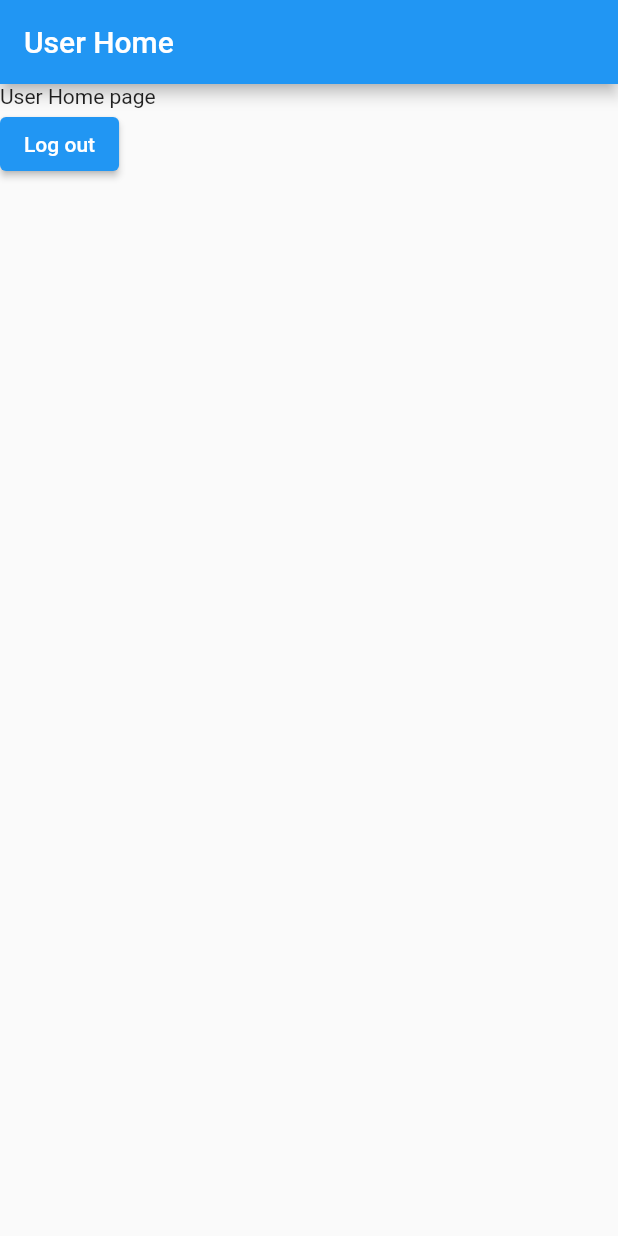
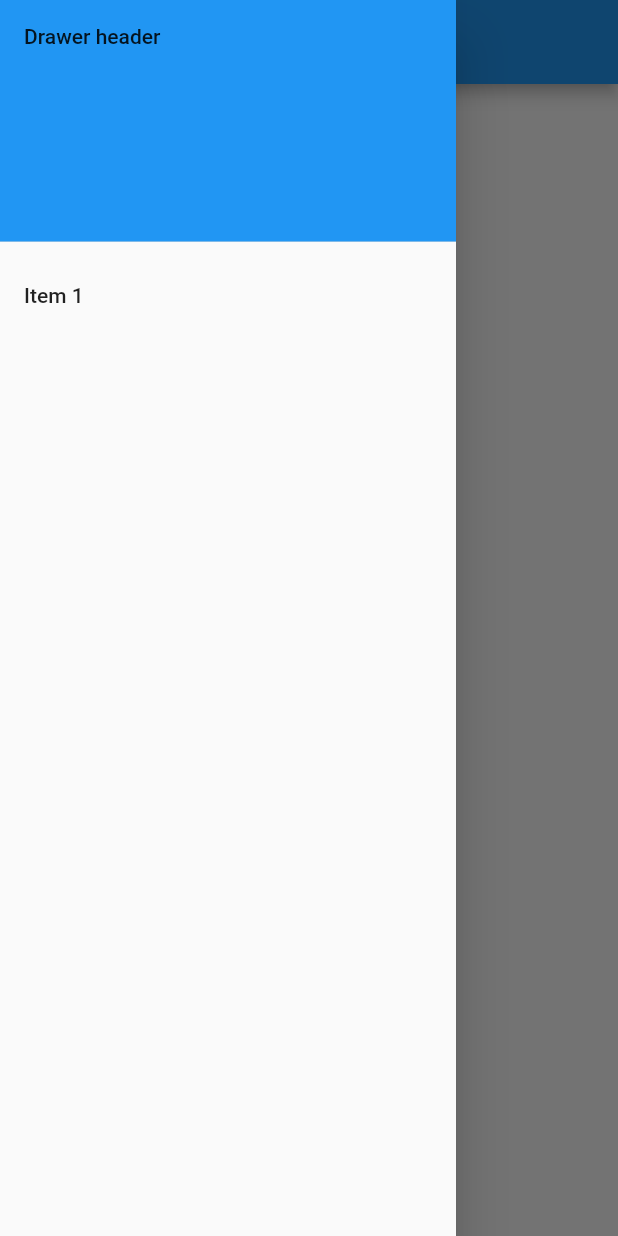
Before and after one commit to FSociety07/SDP, a Flutter app: the userHomePage screen opened directly, with the side drawer open (before the commit the screen has no drawer), on a phone screen of 412 x 824 dp. Run offline on Flutter 3.47's test engine with Material 2 defaults, Android fonts, the phone set to English and light mode, and no system bars; our stand-ins replace cloud_firestore, firebase_auth, firebase_core, fluttertoast; accounts and stored records are empty.

Commit message:
pickandgo app

```diff
--- a/lib/screens/login.dart
+++ b/lib/screens/login.dart
@@ -147,6 +147,8 @@ class _LoginScreenState extends State<LoginScreen> {
           .signInWithEmailAndPassword(email: email, password: password)
           .then((uid) => {
                 Fluttertoast.showToast(msg: "Login success"),
+                Navigator.push(context,
+                    MaterialPageRoute(builder: (context) => MainScreen()))
               })
           .catchError((e) {
         Fluttertoast.showToast(msg: e!.message);
--- a/lib/screens/user_home.dart
+++ b/lib/screens/user_home.dart
@@ -1,8 +1,11 @@
-import 'package:cloud_firestore/cloud_firestore.dart';
 import 'package:flutter/material.dart';
 import 'package:firebase_auth/firebase_auth.dart';
+import 'package:pickngo/model/main_screen.dart';
+import 'package:pickngo/model/user_data.dart';
 
 class userHomePage extends StatelessWidget {
+
+
   @override
   Widget build(BuildContext context) {
     return Scaffold(
@@ -23,6 +26,23 @@ class userHomePage extends StatelessWidget {
           ],
         ),
       ),
+      drawer: Drawer(
+        child: ListView(
+          padding: EdgeInsets.zero,
+          children: [
+            const DrawerHeader(
+              decoration: BoxDecoration(color: Colors.blue),
+              child: Text("Drawer header"),
+            ),
+            ListTile(
+              title: const Text("Item 1"),
+              onTap: () {
+                Navigator.pop(context);
+              },
+            )
+          ],
+        ),
+      ),
     );
   }
 }
```
Also changed, not shown: lib/screens/admin_home.dart (+14 -0 lines), 1 other file.
